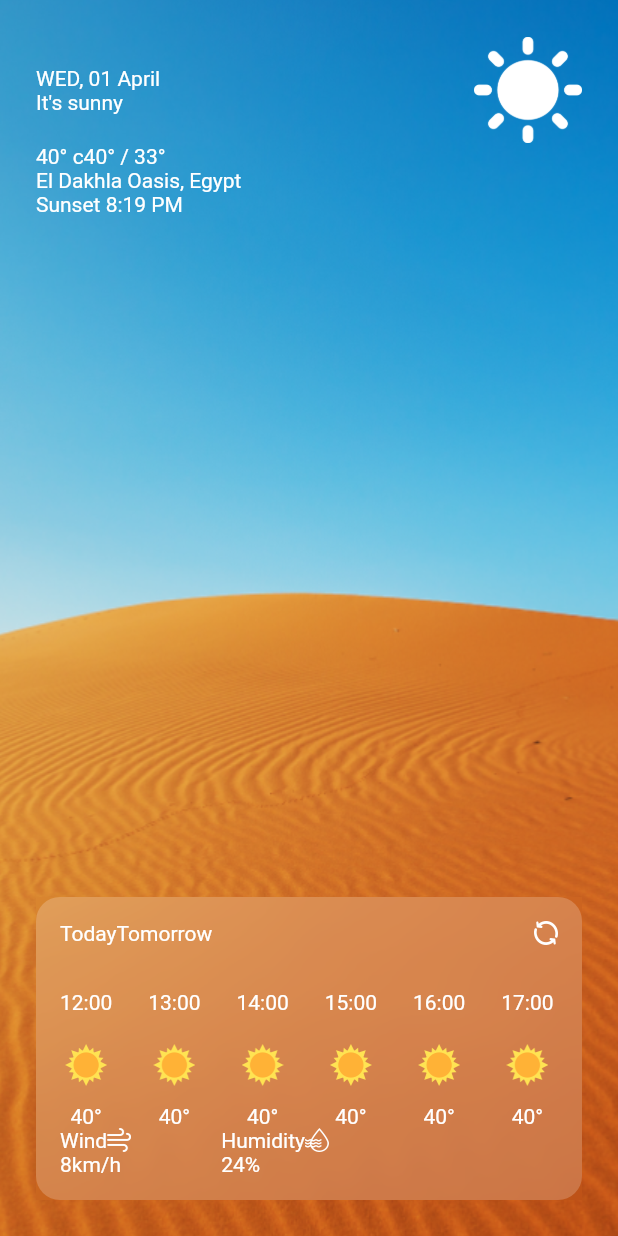
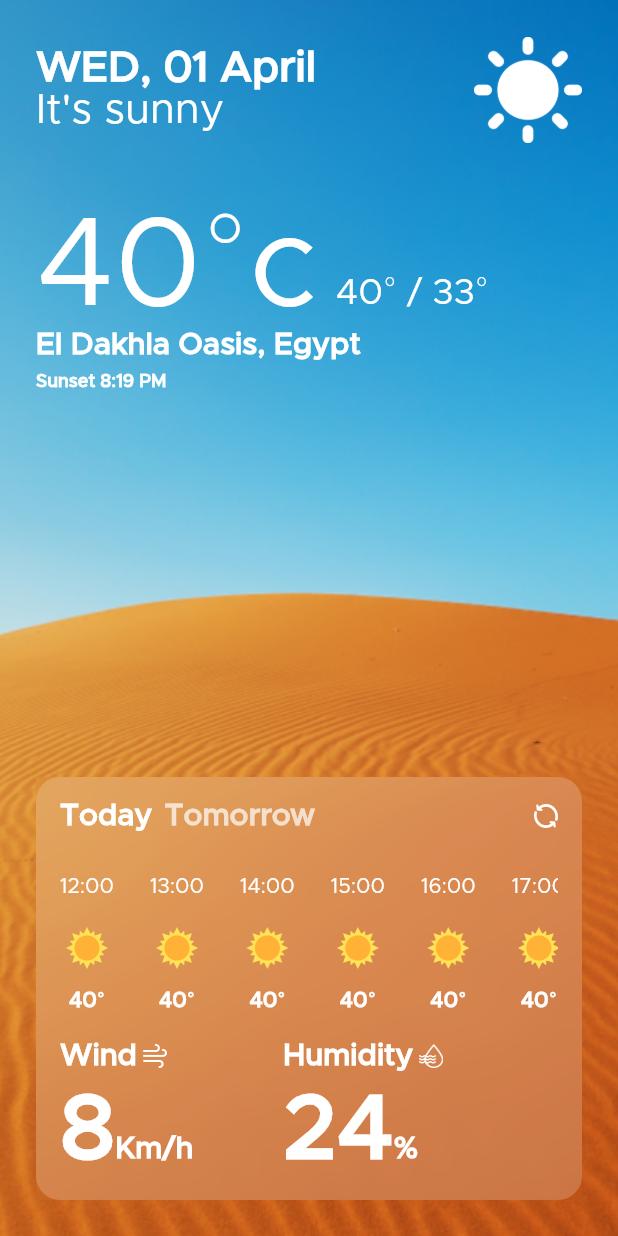
Before and after one commit to kajornsakp/weather_app_codelabs, a Flutter app: the screen it shows after launch, on a phone screen of 412 x 824 dp. Run offline on Flutter 3.47's test engine with Material 2 defaults, Android fonts, the phone set to English and light mode, and no system bars.

Commit message:
finishing step 4

```diff
--- a/step_4_typography/lib/main.dart
+++ b/step_4_typography/lib/main.dart
@@ -13,8 +13,11 @@ class MyApp extends StatelessWidget {
     return MaterialApp(
       title: 'Flutter Demo',
       theme: ThemeData(
+          fontFamily: 'Metropolis',
           primarySwatch: Colors.blue,
-          textTheme: TextTheme(bodyText2: TextStyle(color: Colors.white))),
+          textTheme: TextTheme(
+              bodyText2:
+                  TextStyle(color: Colors.white, fontWeight: FontWeight.bold))),
       home: HomePage(),
     );
   }
@@ -40,8 +43,12 @@ class HomePage extends StatelessWidget {
                       Column(
                         crossAxisAlignment: CrossAxisAlignment.start,
                         children: [
-                          Text("WED, 01 April"),
-                          Text("It's sunny"),
+                          Text("WED, 01 April",
+                              style: TextStyle(
+                                  fontSize: 28, fontWeight: FontWeight.w800)),
+                          Text("It's sunny",
+                              style: TextStyle(
+                                  fontSize: 28, fontWeight: FontWeight.w200)),
                         ],
                       ),
                       Spacer(),
@@ -52,10 +59,24 @@ class HomePage extends StatelessWidget {
                       )
                     ],
                   ),
+                  SizedBox(
+                    height: 40,
+                  ),
                   Row(
+                    crossAxisAlignment: CrossAxisAlignment.baseline,
+                    textBaseline: TextBaseline.alphabetic,
                     children: [
-                      Text("40° c"),
-                      Text("40° / 33°"),
+                      Text(
+                        "40°c",
+                        style: TextStyle(
+                            fontSize: 84,
+                            fontWeight: FontWeight.w200,
+                            height: 1),
+                      ),
+                      SizedBox(width: 12),
+                      Text("40° / 33°",
+                          style: TextStyle(
+                              fontSize: 24, fontWeight: FontWeight.w200)),
                     ],
                   ),
                   Row(
@@ -63,8 +84,13 @@ class HomePage extends StatelessWidget {
                       Column(
                         crossAxisAlignment: CrossAxisAlignment.start,
                         children: [
-                          Text("El Dakhla Oasis, Egypt"),
-                          Text("Sunset 8:19 PM"),
+                          Text("El Dakhla Oasis, Egypt",
+                              style: TextStyle(fontSize: 20)),
+                          SizedBox(
+                            height: 8,
+                          ),
+                          Text("Sunset 8:19 PM",
+                              style: TextStyle(fontSize: 12)),
                         ],
                       ),
                     ],
@@ -84,8 +110,15 @@ class HomePage extends StatelessWidget {
                             children: [
                               Row(
                                 children: [
-                                  Text('Today'),
-                                  Text('Tomorrow'),
+                                  Text('Today', style: TextStyle(fontSize: 20)),
+                                  SizedBox(
+                                    width: 8,
+                                  ),
+                                  Text('Tomorrow',
+                                      style: TextStyle(
+                                          fontSize: 20,
+                                          color:
+                                              Colors.white.withOpacity(0.7))),
                                   Spacer(),
                                   Image.asset(
                                     'assets/refresh.png',
@@ -101,117 +134,43 @@ class HomePage extends StatelessWidget {
                                 scrollDirection: Axis.horizontal,
                                 child: Row(
                                   children: [
-                                    Column(
-                                      children: [
-                                        Text("12:00"),
-                                        SizedBox(height: 20),
-                                        Image.asset(
-                                          'assets/sunny.png',
-                                          width: 28,
-                                          height: 28,
-                                        ),
-                                        SizedBox(height: 12),
-                                        Text("40°")
-                                      ],
-                                    ),
+                                    HourlyPrediction(
+                                        time: "12:00", temp: "40°"),
                                     SizedBox(
                                       width: 24,
                                     ),
-                                    Column(
-                                      children: [
-                                        Text("13:00"),
-                                        SizedBox(height: 20),
-                                        Image.asset(
-                                          'assets/sunny.png',
-                                          width: 28,
-                                          height: 28,
-                                        ),
-                                        SizedBox(height: 12),
-                                        Text("40°")
-                                      ],
-                                    ),
+                                    HourlyPrediction(
+                                        time: "13:00", temp: "40°"),
                                     SizedBox(
                                       width: 24,
                                     ),
-                                    Column(
-                                      children: [
-                                        Text("14:00"),
-                                        SizedBox(height: 20),
-                                        Image.asset(
-                                          'assets/sunny.png',
-                                          width: 28,
-                                          height: 28,
-                                        ),
-                                        SizedBox(height: 12),
-                                        Text("40°")
-                                      ],
-                                    ),
+                                    HourlyPrediction(
+                                        time: "14:00", temp: "40°"),
                                     SizedBox(
                                       width: 24,
                                     ),
-                                    Column(
-                                      children: [
-                                        Text("15:00"),
-                                        SizedBox(height: 20),
-                                        Image.asset(
-                                          'assets/sunny.png',
-                                          width: 28,
-                                          height: 28,
-                                        ),
-                                        SizedBox(height: 12),
-                                        Text("40°")
-                                      ],
-                                    ),
+                                    HourlyPrediction(
+                                        time: "15:00", temp: "40°"),
                                     SizedBox(
                                       width: 24,
                                     ),
-                                    Column(
-                                      children: [
-                                        Text("16:00"),
-                                        SizedBox(height: 20),
-                                        Image.asset(
-                                          'assets/sunny.png',
-                                          width: 28,
-                                          height: 28,
-                                        ),
-                                        SizedBox(height: 12),
-                                        Text("40°")
-                                      ],
-                                    ),
+                                    HourlyPrediction(
+                                        time: "16:00", temp: "40°"),
                                     SizedBox(
                                       width: 24,
                                     ),
-                                    Column(
-                                      children: [
-                                        Text("17:00"),
-                                        SizedBox(height: 20),
-                                        Image.asset(
-                                          'assets/sunny.png',
-                                          width: 28,
-                                          height: 28,
-                                        ),
-                                        SizedBox(height: 12),
-                                        Text("40°")
-                                      ],
-                                    ),
+                                    HourlyPrediction(
+                                        time: "17:00", temp: "40°"),
                                     SizedBox(
                                       width: 24,
                                     ),
-                                    Column(
-                                      children: [
-                                        Text("18:00"),
-                                        SizedBox(height: 20),
-                                        Image.asset(
-                                          'assets/sunny.png',
-                                          width: 28,
-                                          height: 28,
-                                        ),
-                                        SizedBox(height: 12),
-                                        Text("40°")
-                                      ],
-                                    )
+                                    HourlyPrediction(
+                                        time: "18:00", temp: "40°"),
                                   ],
                                 ),
+                              ),
+                              SizedBox(
+                                height: 20,
                               ),
                               Row(
                                 children: [
@@ -221,14 +180,36 @@ class HomePage extends StatelessWidget {
                                     children: [
                                       Row(
                                         children: [
-                                          Text("Wind"),
+                                          Text("Wind",
+                                              style: TextStyle(fontSize: 20)),
+                                          SizedBox(
+                                            width: 4,
+                                          ),
                                           Image.asset(
                                             'assets/windy.png',
                                             height: 16,
+                                            width: 16,
                                           )
                                         ],
                                       ),
-                                      Text("8km/h")
+                                      SizedBox(
+                                        height: 10,
+                                      ),
+                                      Row(
+                                        crossAxisAlignment:
+                                            CrossAxisAlignment.baseline,
+                                        textBaseline: TextBaseline.alphabetic,
+                                        children: [
+                                          Text(
+                                            "8",
+                                            style: TextStyle(fontSize: 60),
+                                          ),
+                                          Text(
+                                            "Km/h",
+                                            style: TextStyle(fontSize: 20),
+                                          )
+                                        ],
+                                      )
                                     ],
                                   ),
                                   SizedBox(
@@ -240,14 +221,36 @@ class HomePage extends StatelessWidget {
                                     children: [
                                       Row(
                                         children: [
-                                          Text("Humidity"),
+                                          Text("Humidity",
+                                              style: TextStyle(fontSize: 20)),
+                                          SizedBox(
+                                            width: 4,
+                                          ),
                                           Image.asset(
                                             'assets/humidity.png',
                                             height: 16,
+                                            width: 16,
                                           )
                                         ],
                                       ),
-                                      Text("24%"),
+                                      SizedBox(
+                                        height: 10,
+                                      ),
+                                      Row(
+                                        crossAxisAlignment:
+                                            CrossAxisAlignment.baseline,
+                                        textBaseline: TextBaseline.alphabetic,
+                                        children: [
+                                          Text(
+                                            "24",
+                                            style: TextStyle(fontSize: 60),
+                                          ),
+                                          Text(
+                                            "%",
+                                            style: TextStyle(fontSize: 20),
+                                          )
+                                        ],
+                                      )
                                     ],
                                   ),
                                 ],
@@ -267,3 +270,31 @@ class HomePage extends StatelessWidget {
     );
   }
 }
+
+class HourlyPrediction extends StatelessWidget {
+  const HourlyPrediction({Key? key, required this.time, required this.temp})
+      : super(key: key);
+
+  final String time;
+  final String temp;
+
+  @override
+  Widget build(BuildContext context) {
+    return Column(
+      children: [
+        Text(
+          time,
+          style: TextStyle(fontSize: 14, fontWeight: FontWeight.w200),
+        ),
+        SizedBox(height: 20),
+        Image.asset(
+          'assets/sunny.png',
+          width: 28,
+          height: 28,
+        ),
+        SizedBox(height: 12),
+        Text(temp, style: TextStyle(fontSize: 14))
+      ],
+    );
+  }
+}
```
